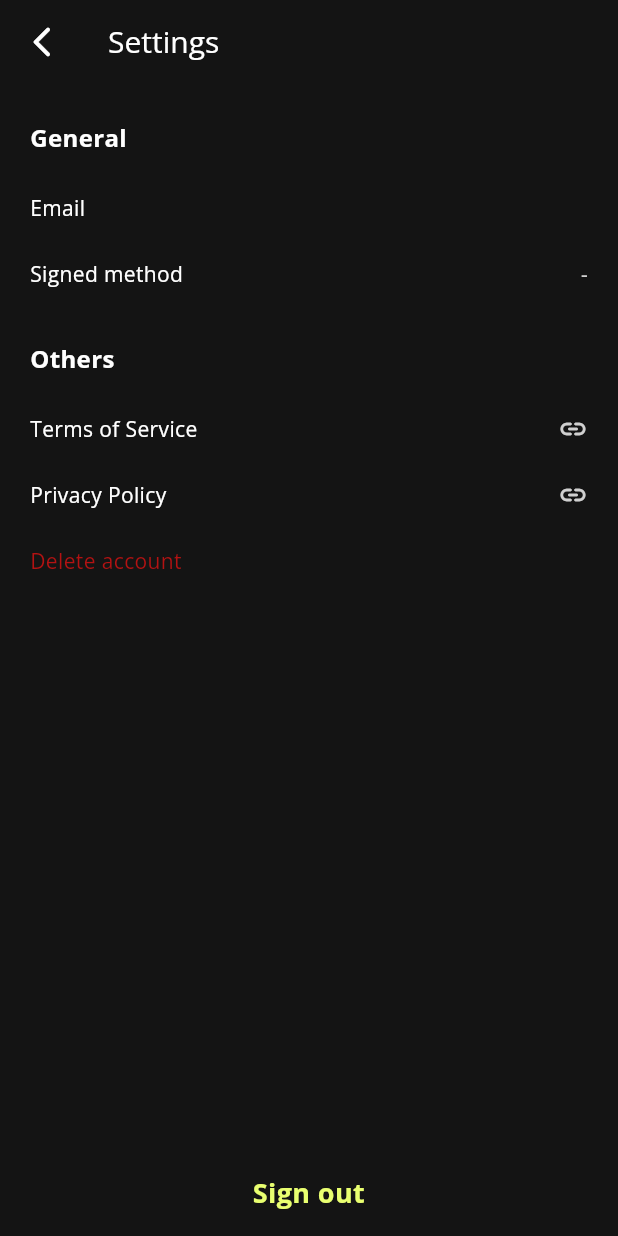
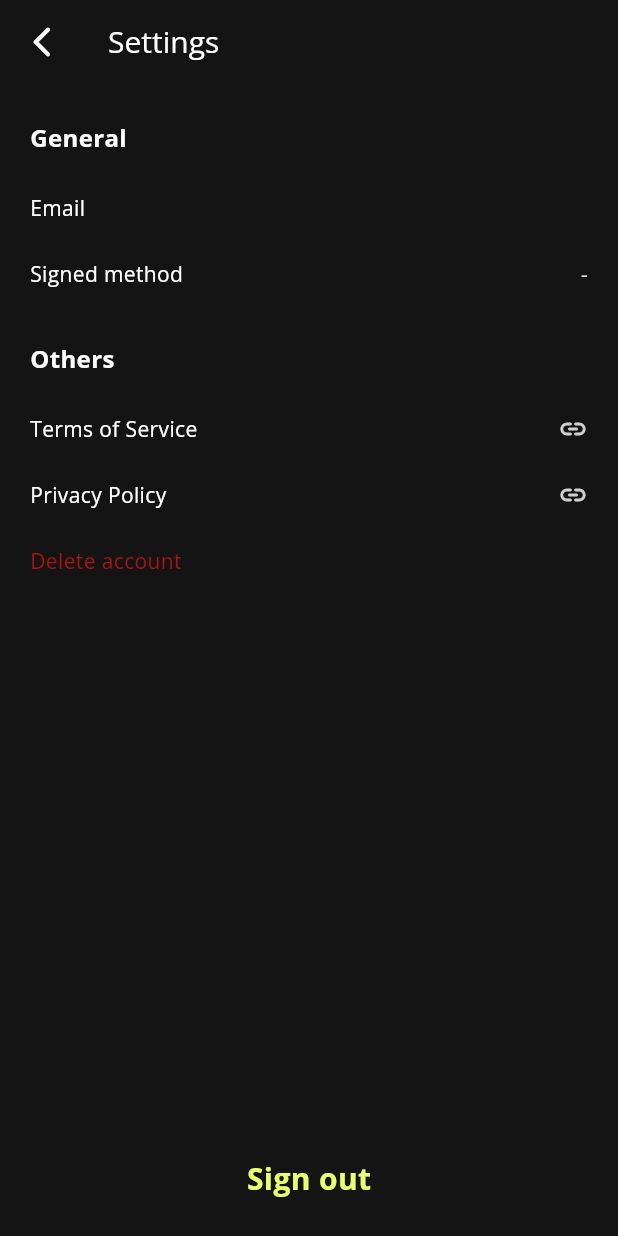
Before and after one commit to piekarskipiotr/share_lyrics, a Flutter app: the SettingsView screen opened directly, on a phone screen of 412 x 824 dp. Run offline on Flutter 3.47's test engine with Material 3 defaults, Android fonts, the phone set to English and light mode, and no system bars; our stand-ins replace bloc, cached_network_image, chopper, cloud_firestore, equatable, firebase_auth and 11 more; missing offline and left inert: mesh_gradient; accounts and stored records are empty; generated files the repository leaves out were written again.

Commit message:
Improve buttons

```diff
--- /dev/null
+++ b/lib/design_system/buttons/app_text_button.dart
@@ -0,0 +1,63 @@
+import 'package:flutter/material.dart';
+import 'package:share_lyrics/design_system/design_system.dart';
+
+class AppTextButton extends StatelessWidget {
+  const AppTextButton({
+    required this.label,
+    required this.onPressed,
+    this.textColor = AppColors.white,
+    this.isLoading = false,
+    this.disableOnPressed = false,
+    super.key,
+  });
+
+  final String label;
+  final VoidCallback onPressed;
+  final Color textColor;
+  final bool isLoading;
+  final bool disableOnPressed;
+
+  static const _circularProgressSize = 24.0;
+  static const _circularProgressStrokeWidth = 2.5;
+  static const _circularProgressColor = AlwaysStoppedAnimation<Color>(AppColors.white);
+  static const _circularProgressSpace = 16.0;
+  static const _circularProgressOpacityDuration = Duration(milliseconds: 300);
+
+  @override
+  Widget build(BuildContext context) {
+    return GestureDetector(
+      onTap: isLoading || disableOnPressed ? () {} : onPressed,
+      behavior: HitTestBehavior.translucent,
+      child: Row(
+        mainAxisAlignment: MainAxisAlignment.center,
+        children: [
+          AnimatedOpacity(
+            opacity: isLoading ? 1 : 0,
+            duration: _circularProgressOpacityDuration,
+            child: const Row(
+              mainAxisSize: MainAxisSize.min,
+              children: [
+                SizedBox(
+                  width: _circularProgressSize,
+                  height: _circularProgressSize,
+                  child: Center(
+                    child: CircularProgressIndicator.adaptive(
+                      strokeWidth: _circularProgressStrokeWidth,
+                      valueColor: _circularProgressColor,
+                    ),
+                  ),
+                ),
+                SizedBox(width: _circularProgressSpace),
+              ],
+            ),
+          ),
+          Text(
+            label,
+            style: AppTextStyles.h7(fontWeight: FontWeight.bold, color: textColor),
+          ),
+          const SizedBox(width: _circularProgressSize + _circularProgressSpace),
+        ],
+      ),
+    );
+  }
+}
--- a/lib/design_system/buttons/buttons.dart
+++ b/lib/design_system/buttons/buttons.dart
@@ -1,3 +1,4 @@
 export 'app_button.dart';
+export 'app_text_button.dart';
 export 'sign_in_button.dart';
 export 'song_media_button.dart';
--- a/lib/presentation/settings/view/settings_view.dart
+++ b/lib/presentation/settings/view/settings_view.dart
@@ -3,6 +3,7 @@ import 'package:flutter/material.dart';
 import 'package:flutter_bloc/flutter_bloc.dart';
 import 'package:go_router/go_router.dart';
 import 'package:share_lyrics/data/constants.dart';
+import 'package:share_lyrics/data/enums/enums.dart';
 import 'package:share_lyrics/design_system/design_system.dart';
 import 'package:share_lyrics/l10n/l10n.dart';
 import 'package:share_lyrics/presentation/settings/bloc/settings_bloc.dart';
@@ -62,6 +63,10 @@ class _SettingsViewState extends State<SettingsView> {
   Widget build(BuildContext context) {
     final l10n = context.l10n;
     // TODO(piotr): think about re-building / improving UI
+    return BlocBuilder<SettingsBloc, SettingsState>(
+      builder: (context, state) {
+        final user = state.user;
+        final isSigningOut = state.status == StateStatus.loading;
         return AppScaffold(
           appBar: AppBar(
             backgroundColor: AppColors.transparent,
@@ -71,10 +76,7 @@ class _SettingsViewState extends State<SettingsView> {
               icon: const Icon(Icons.arrow_back_ios_new_rounded, color: AppColors.white),
             ),
           ),
-      body: BlocBuilder<SettingsBloc, SettingsState>(
-        builder: (context, state) {
-          final user = state.user;
-          return SingleChildScrollView(
+          body: SingleChildScrollView(
             child: Column(
               children: [
                 const SizedBox(height: 24),
@@ -115,21 +117,18 @@ class _SettingsViewState extends State<SettingsView> {
                 ),
               ],
             ),
-          );
-        },
           ),
-      bottomNavigationBar: GestureDetector(
-        onTap: _signOut,
-        behavior: HitTestBehavior.translucent,
-        child: Padding(
-          padding: const EdgeInsets.all(16),
-          child: Text(
-            l10n.sign_out,
-            textAlign: TextAlign.center,
-            style: AppTextStyles.h8(fontWeight: FontWeight.bold, color: AppColors.primary),
-          ),
+          bottomNavigationBar: Padding(
+            padding: const EdgeInsets.symmetric(vertical: 24),
+            child: AppTextButton(
+              label: l10n.sign_out,
+              onPressed: _signOut,
+              textColor: AppColors.primary,
+              isLoading: isSigningOut,
             ),
           ),
         );
+      },
+    );
   }
 }
```
Also changed, not shown: lib/design_system/buttons/app_button.dart (+42 -5 lines), lib/presentation/share_lyrics_dialog/view/share_lyrics_dialog_view.dart (+15 -5 lines). Lines whose indentation alone changed are shown as unchanged.
